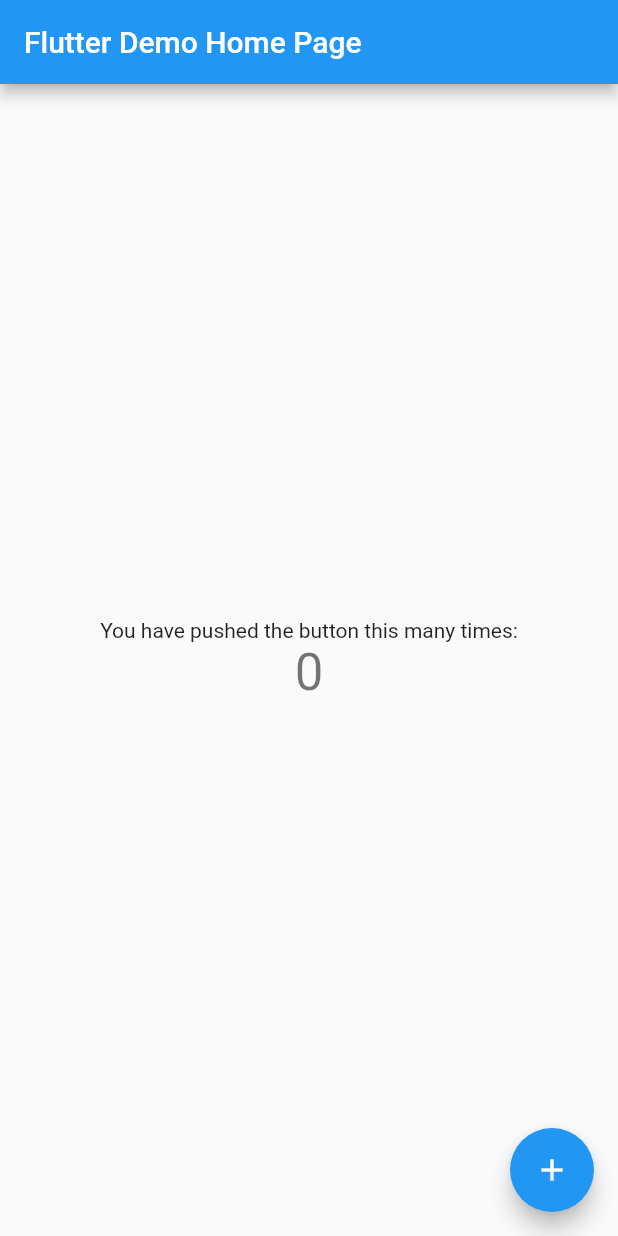
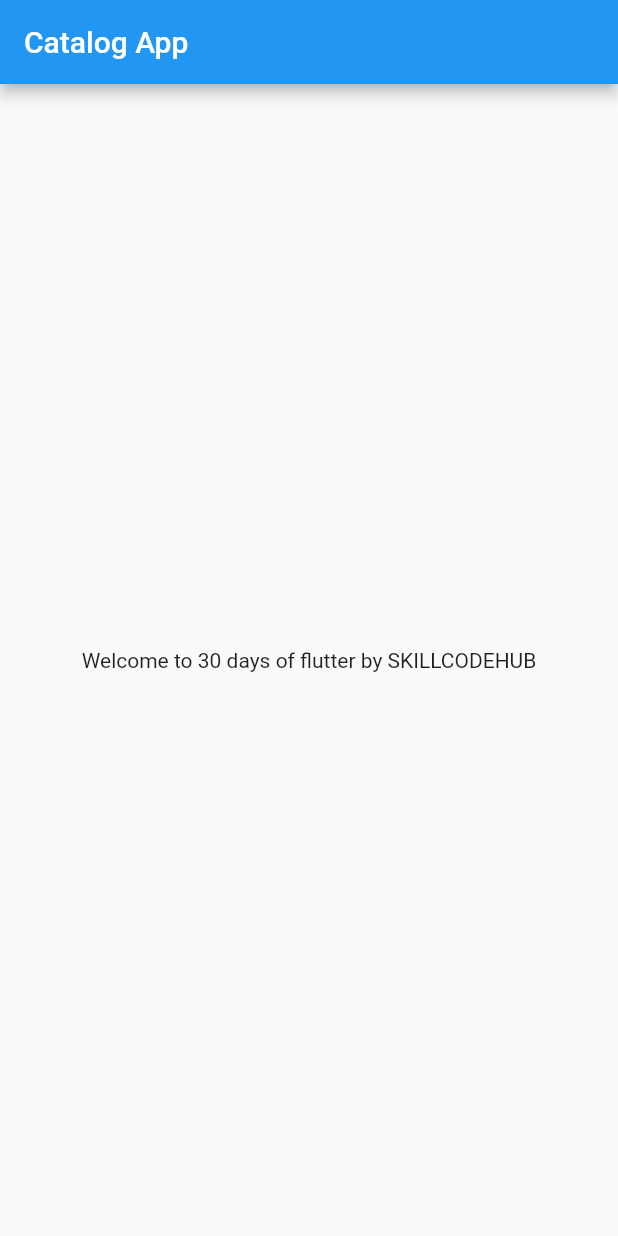
Before and after one commit to patelparth050/30DaysOfFlutter, a Flutter app: the screen it shows after launch, on a phone screen of 412 x 824 dp. Run offline on Flutter 3.47's test engine with Material 2 defaults, Android fonts, the phone set to English and light mode, and no system bars.

Commit message:
Day 2 completed

```diff
--- a/analysis_options.yaml
+++ b/analysis_options.yaml
@@ -7,7 +7,7 @@
 
 # The following line activates a set of recommended lints for Flutter apps,
 # packages, and plugins designed to encourage good coding practices.
-include: package:flutter_lints/flutter.yaml
+#include: package:flutter_lints/flutter.yaml
 
 linter:
   # The lint rules applied to this project can be customized in the
--- /dev/null
+++ b/lib/home_page.dart
@@ -0,0 +1,19 @@
+import 'package:flutter/material.dart';
+
+class HomePage extends StatelessWidget {
+  final int days = 30;
+  final String name = "SKILLCODEHUB";
+  @override
+  Widget build(BuildContext context) {
+    return Scaffold(
+      appBar: AppBar(
+        title: Text("Catalog App"),
+      ),
+      body: Center(
+        child: Container(
+          child: Text("Welcome to $days days of flutter by $name"),
+        ),
+      ),
+    );
+  }
+}
--- a/lib/main.dart
+++ b/lib/main.dart
@@ -1,4 +1,5 @@
 import 'package:flutter/material.dart';
+import 'home_page.dart';
 
 void main() {
   runApp(const MyApp());
@@ -7,109 +8,11 @@ void main() {
 class MyApp extends StatelessWidget {
   const MyApp({super.key});
 
-  // This widget is the root of your application.
   @override
   Widget build(BuildContext context) {
     return MaterialApp(
-      title: 'Flutter Demo',
-      theme: ThemeData(
-        // This is the theme of your application.
-        //
-        // Try running your application with "flutter run". You'll see the
-        // application has a blue toolbar. Then, without quitting the app, try
-        // changing the primarySwatch below to Colors.green and then invoke
-        // "hot reload" (press "r" in the console where you ran "flutter run",
-        // or simply save your changes to "hot reload" in a Flutter IDE).
-        // Notice that the counter didn't reset back to zero; the application
-        // is not restarted.
-        primarySwatch: Colors.blue,
-      ),
-      home: const MyHomePage(title: 'Flutter Demo Home Page'),
+      debugShowCheckedModeBanner: false,
+      home: HomePage(),
     );
   }
 }
-
-class MyHomePage extends StatefulWidget {
-  const MyHomePage({super.key, required this.title});
-
-  // This widget is the home page of your application. It is stateful, meaning
-  // that it has a State object (defined below) that contains fields that affect
-  // how it looks.
-
-  // This class is the configuration for the state. It holds the values (in this
-  // case the title) provided by the parent (in this case the App widget) and
-  // used by the build method of the State. Fields in a Widget subclass are
-  // always marked "final".
-
-  final String title;
-
-  @override
-  State<MyHomePage> createState() => _MyHomePageState();
-}
-
-class _MyHomePageState extends State<MyHomePage> {
-  int _counter = 0;
-
-  void _incrementCounter() {
-    setState(() {
-      // This call to setState tells the Flutter framework that something has
-      // changed in this State, which causes it to rerun the build method below
-      // so that the display can reflect the updated values. If we changed
-      // _counter without calling setState(), then the build method would not be
-      // called again, and so nothing would appear to happen.
-      _counter++;
-    });
-  }
-
-  @override
-  Widget build(BuildContext context) {
-    // This method is rerun every time setState is called, for instance as done
-    // by the _incrementCounter method above.
-    //
-    // The Flutter framework has been optimized to make rerunning build methods
-    // fast, so that you can just rebuild anything that needs updating rather
-    // than having to individually change instances of widgets.
-    return Scaffold(
-      appBar: AppBar(
-        // Here we take the value from the MyHomePage object that was created by
-        // the App.build method, and use it to set our appbar title.
-        title: Text(widget.title),
-      ),
-      body: Center(
-        // Center is a layout widget. It takes a single child and positions it
-        // in the middle of the parent.
-        child: Column(
-          // Column is also a layout widget. It takes a list of children and
-          // arranges them vertically. By default, it sizes itself to fit its
-          // children horizontally, and tries to be as tall as its parent.
-          //
-          // Invoke "debug painting" (press "p" in the console, choose the
-          // "Toggle Debug Paint" action from the Flutter Inspector in Android
-          // Studio, or the "Toggle Debug Paint" command in Visual Studio Code)
-          // to see the wireframe for each widget.
-          //
-          // Column has various properties to control how it sizes itself and
-          // how it positions its children. Here we use mainAxisAlignment to
-          // center the children vertically; the main axis here is the vertical
-          // axis because Columns are vertical (the cross axis would be
-          // horizontal).
-          mainAxisAlignment: MainAxisAlignment.center,
-          children: <Widget>[
-            const Text(
-              'You have pushed the button this many times:',
-            ),
-            Text(
-              '$_counter',
-              style: Theme.of(context).textTheme.headlineMedium,
-            ),
-          ],
-        ),
-      ),
-      floatingActionButton: FloatingActionButton(
-        onPressed: _incrementCounter,
-        tooltip: 'Increment',
-        child: const Icon(Icons.add),
-      ), // This trailing comma makes auto-formatting nicer for build methods.
-    );
-  }
-}
```
